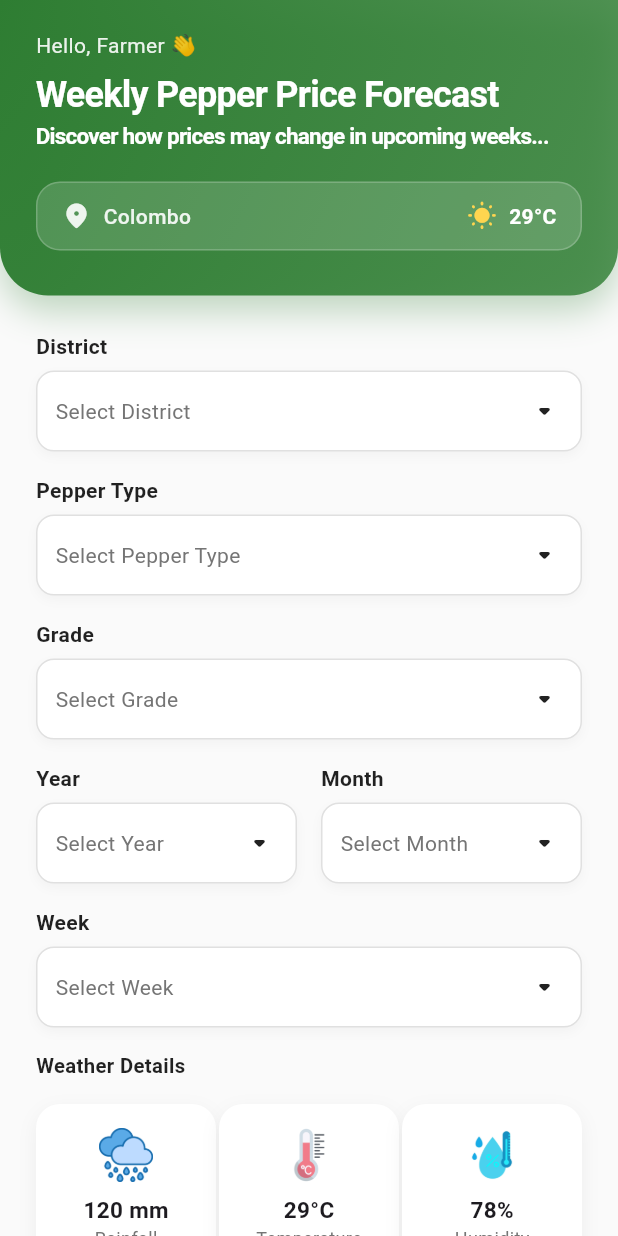
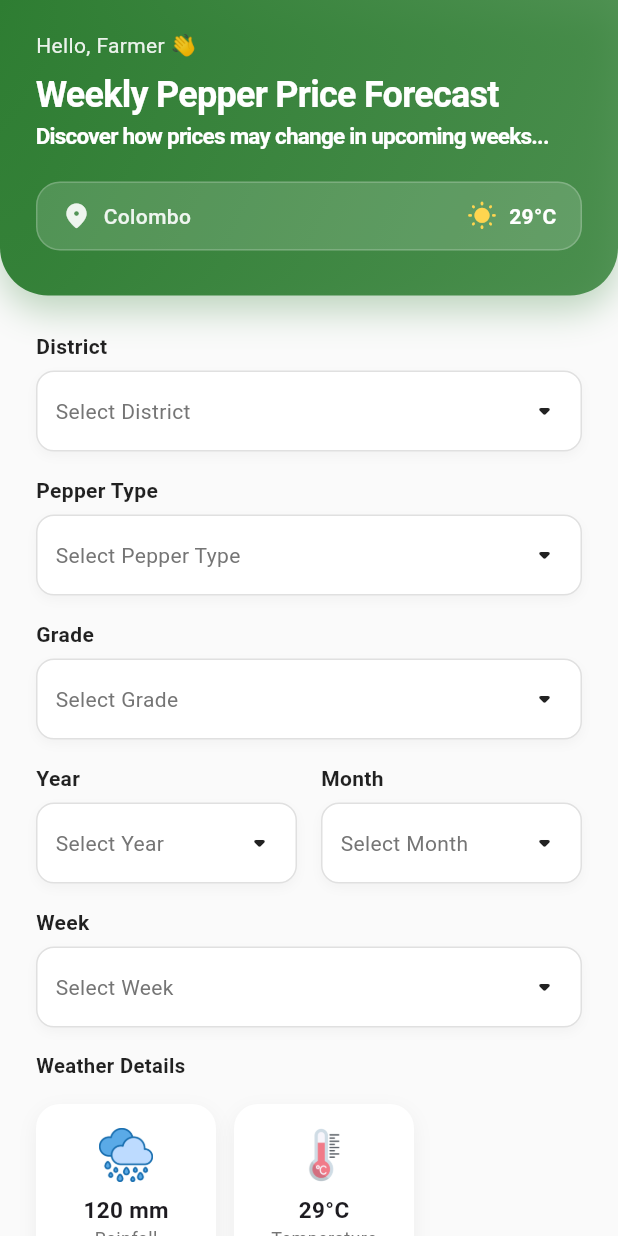
Before and after one commit to JanudiAdhikari/Research-Project, a Flutter app: the WeeklyPriceForecast screen opened directly, on a phone screen of 412 x 824 dp. Run offline on Flutter 3.47's test engine with Material 3 defaults, Android fonts, the phone set to English and light mode, and no system bars; our stand-ins replace camera, cloud_firestore, firebase_auth, firebase_core, firebase_storage, fl_chart and 5 more; accounts and stored records are empty; Roboto replaces fonts that are missing (Poppins).

Commit message:
Refactor weather card layout

```diff
--- a/mobile-app/lib/features/market_forecast/weekly_price_forecast.dart
+++ b/mobile-app/lib/features/market_forecast/weekly_price_forecast.dart
@@ -357,13 +357,6 @@ class _WeeklyPriceForecastState extends State<WeeklyPriceForecast>
                             desktop: 20,
                           ),
                           children: [
-                            Column(
-                              children: [
-                                Row(
-                                  mainAxisAlignment:
-                                      MainAxisAlignment.spaceBetween,
-                                  // Sample data added for weather details. Need to connect the API
-                                  children: [
                             _buildWeatherCard(
                               imagePath:
                                   "assets/images/market_forecast/rainfall.png",
@@ -385,20 +378,6 @@ class _WeeklyPriceForecastState extends State<WeeklyPriceForecast>
                               value: "78%",
                               responsive: responsive,
                             ),
-                                  ],
-                                ),
-                                SizedBox(
-                                  height: responsive.value(
-                                    mobile: 16,
-                                    tablet: 18,
-                                    desktop: 20,
-                                  ),
-                                ),
-
-                                Row(
-                                  mainAxisAlignment:
-                                      MainAxisAlignment.spaceBetween,
-                                  children: [
                             _buildWeatherCard(
                               imagePath:
                                   "assets/images/market_forecast/wind_speed.png",
@@ -406,23 +385,10 @@ class _WeeklyPriceForecastState extends State<WeeklyPriceForecast>
                               value: "12 km/h",
                               responsive: responsive,
                             ),
-                                    SizedBox(
-                                      width: _buildWeatherCardWidth(responsive),
-                                    ),
                           ],
                         ),
 
-                                SizedBox(
-                                  height: responsive.value(
-                                    mobile: 24,
-                                    tablet: 28,
-                                    desktop: 32,
-                                  ),
-                                ), // space before the button
-                              ],
-                            ),
-                          ],
-                        ),
+                        ResponsiveSpacing(mobile: 24, tablet: 28, desktop: 32),
 
                         Center(
                           child: SizedBox(
@@ -619,10 +585,6 @@ class _WeeklyPriceForecastState extends State<WeeklyPriceForecast>
     );
   }
 
-  double _buildWeatherCardWidth(Responsive responsive) {
-    return responsive.value(mobile: 120, tablet: 160, desktop: 180);
-  }
-
   void _toggleDropdown(
     GlobalKey key,
     List<String> items,
```
Lines whose indentation alone changed are shown as unchanged.
